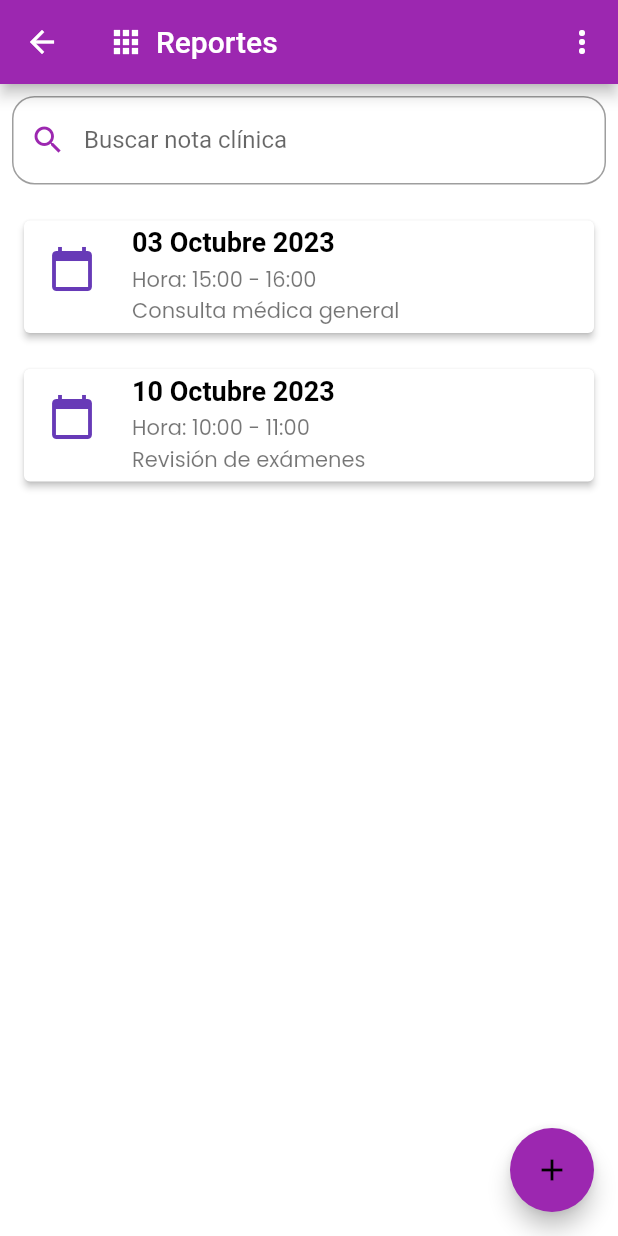
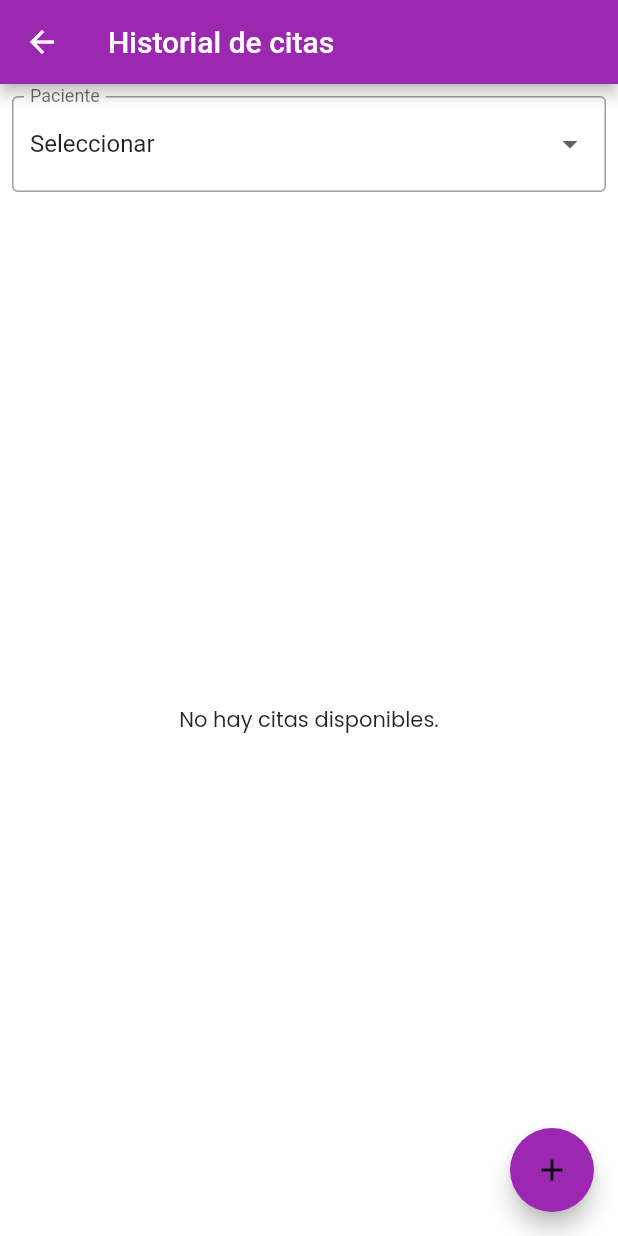
Before and after one commit to IsabelZapata21/App_crecer, a Flutter app: the NotaClinica screen opened directly, on a phone screen of 412 x 824 dp. Run offline on Flutter 3.47's test engine with Material 2 defaults, Android fonts, the phone set to English and light mode, and no system bars; our stand-ins replace animated_text_kit, camera, geolocator, table_calendar; missing offline and left inert: time_range_picker; network calls fail.

Commit message:
Hola, aqui esta lo de notas clinicas

```diff
--- a/lib/services/api_service.dart
+++ b/lib/services/api_service.dart
@@ -1,7 +1,5 @@
-// ignore_for_file: depend_on_referenced_packages
-import 'package:http/http.dart' as http;
-
 class ApiService {
   static const String baseUrl =
-      "http://192.168.43.65/api_flutter"; // IP para acceder a localhost desde un emulador Android
+      // "http://192.168.43.65/api_flutter"; // IP para acceder a localhost desde un emulador Android : Olga
+      "http://192.168.18.6/api_flutter"; // IP para acceder a localhost desde un emulador Android : Diego
 }
--- a/lib/services/citas/citas_service.dart
+++ b/lib/services/citas/citas_service.dart
@@ -3,9 +3,10 @@ import 'package:flutter_application_2/services/api_service.dart';
 import 'package:flutter_application_2/models/citas/cita.dart';
 import 'package:http/http.dart' as http;
 
-class CitasService{
-    Future<String> programarCita(Map<String, dynamic> citaData) async {
-    final response = await http.post(Uri.parse("${ApiService.baseUrl}/programar_cita.php"),
+class CitasService {
+  Future<String> programarCita(Map<String, dynamic> citaData) async {
+    final response = await http.post(
+        Uri.parse("${ApiService.baseUrl}/programar_cita.php"),
         body: json.encode(citaData));
     if (response.statusCode == 200) {
       return "Cita guardada exitosamente!";
@@ -13,20 +14,43 @@ class CitasService{
       throw Exception("Error al programar la cita: ${response.body}");
     }
   }
+
   Future<List<Citas>> obtenerListaCitas() async {
     final response = await http.get(
-      Uri.parse("${ApiService.baseUrl}/obtener_cita.php"), // Reemplaza con la URL correcta
+      Uri.parse(
+          "${ApiService.baseUrl}/obtener_cita.php"), // Reemplaza con la URL correcta
     );
 
     if (response.statusCode == 200) {
       final List<dynamic> data = json.decode(response.body);
-      final List<Citas> citas = data.map((item) => Citas.fromJson(item)).toList();
+      final List<Citas> citas =
+          data.map((item) => Citas.fromJson(item)).toList();
       return citas;
     } else {
       throw Exception("Error al obtener la lista de citas: ${response.body}");
     }
   }
-   Future<void> actualizarEstadoCita(String id, String nuevoEstado) async {
+
+  Future<List<Citas>> obtenerListaCitasPorPaciente(String idPaciente) async {
+    if (idPaciente == '') {
+      return [];
+    }
+    final response = await http.get(
+      Uri.parse(
+          "${ApiService.baseUrl}/obtener_citas_pacientes.php?id_paciente=$idPaciente"), // Reemplaza con la URL correcta
+    );
+
+    if (response.statusCode == 200) {
+      final List<dynamic> data = json.decode(response.body);
+      final List<Citas> citas =
+          data.map((item) => Citas.fromJson(item)).toList();
+      return citas;
+    } else {
+      throw Exception("Error al obtener la lista de citas: ${response.body}");
+    }
+  }
+
+  Future<void> actualizarEstadoCita(String id, String nuevoEstado) async {
     final response = await http.post(
       Uri.parse("${ApiService.baseUrl}/actualizar_estado_cita.php"),
       body: {
@@ -36,7 +60,8 @@ class CitasService{
     );
 
     if (response.statusCode != 200) {
-      throw Exception("Error al actualizar el estado de la cita: ${response.body}");
+      throw Exception(
+          "Error al actualizar el estado de la cita: ${response.body}");
     }
   }
 }
--- a/lib/views/citas/nota_clinica.dart
+++ b/lib/views/citas/nota_clinica.dart
@@ -1,7 +1,30 @@
 import 'package:flutter/material.dart';
+import 'package:flutter_application_2/models/citas/paciente.dart';
+import 'package:flutter_application_2/models/citas/psicologo.dart';
+import 'package:flutter_application_2/services/citas/pacientes_service.dart';
 import 'detalles_sesion.dart';
+import 'package:flutter/material.dart';
+import 'package:flutter_application_2/models/citas/cita.dart';
+import 'package:flutter_application_2/services/citas/citas_service.dart';
 
-class NotaClinica extends StatelessWidget {
+class NotaClinica extends StatefulWidget {
+  @override
+  State<NotaClinica> createState() => _NotaClinicaState();
+}
+
+class _NotaClinicaState extends State<NotaClinica> {
+  Pacientes? paciente;
+  String _terminoBusqueda = ''; // Término de búsqueda
+  List<Psicologo>? psicologos;
+  List<Pacientes>? pacientes;
+  @override
+  void initState() {
+    PacienteService().obtenerDatos().then((value) {
+      pacientes = value;
+      setState(() {});
+    });
+    super.initState();
+  }
 
   @override
   Widget build(BuildContext context) {
@@ -9,81 +32,75 @@ class NotaClinica extends StatelessWidget {
       backgroundColor: Colors.white,
       appBar: AppBar(
         backgroundColor: Colors.purple,
-        title: Row(
-          children: [
-            Icon(Icons.apps_outlined),
-            SizedBox(width: 8),
-            Text('Reportes'),
-          ],
-        ),
-        actions: <Widget>[
-          PopupMenuButton<String>(
-            onSelected: (value) {
-              if (value == 'cerrar_sesion') {
-                // Agregar aquí la lógica para cerrar sesión
-              } else if (value == 'acerca_de') {
-                // Agregar aquí la lógica para mostrar la pantalla "Acerca de"
-              }
-            },
-            itemBuilder: (BuildContext context) {
-              return [
-                PopupMenuItem<String>(
-                  value: 'cerrar_sesion',
-                  child: Row(
-                    children: [
-                      Icon(Icons.exit_to_app, color: Colors.purple),
-                      SizedBox(width: 8),
-                      Text('Cerrar Sesión'),
-                    ],
-                  ),
-                ),
-                PopupMenuItem<String>(
-                  value: 'acerca_de',
-                  child: Row(
-                    children: [
-                      Icon(Icons.info_outline, color: Colors.purple),
-                      SizedBox(width: 8),
-                      Text('Acerca de'),
-                    ],
-                  ),
-                ),
-              ];
-            },
-          ),
-        ],
+        title: Text('Historial de citas'),
+        actions: <Widget>[],
       ),
       body: Column(
         children: [
           Padding(
             padding: const EdgeInsets.all(8.0),
-            child: TextField(
+            child: DropdownButtonFormField<Pacientes?>(
+              value: paciente,
+              items: [
+                DropdownMenuItem<Pacientes?>(
+                  value: null,
+                  child: Text('Seleccionar'),
+                ),
+                ...pacientes?.map((p) {
+                      return DropdownMenuItem<Pacientes?>(
+                        value: p,
+                        child: Text('${p.nombre}'),
+                      );
+                    }).toList() ??
+                    [],
+              ],
+              onChanged: (value) {
+                setState(() {
+                  paciente = value;
+                });
+              },
               decoration: InputDecoration(
-                labelText: 'Buscar nota clínica',
-                prefixIcon: Icon(Icons.search, color: Colors.purple),
-                border: OutlineInputBorder(
-                  borderRadius: BorderRadius.circular(15),
+                labelText: 'Paciente',
+                border: OutlineInputBorder(),
               ),
-              ),
-              // Aquí puedes agregar la lógica para filtrar las citas según la búsqueda
             ),
           ),
           Expanded(
-            child: ListView(
-              padding: EdgeInsets.all(8.0),
-              children: <Widget>[
-                _buildCitaItem(
-                  fecha: '03 Octubre 2023',
-                  hora: '15:00 - 16:00',
-                  descripcion: 'Consulta médica general',
-                ),
-                SizedBox(height: 8.0),
-                _buildCitaItem(
-                  fecha: '10 Octubre 2023',
-                  hora: '10:00 - 11:00',
-                  descripcion: 'Revisión de exámenes',
-                ),
-                // Puedes agregar más citas aquí
-              ],
+            child: FutureBuilder<List<Citas>>(
+              future: CitasService()
+                  .obtenerListaCitasPorPaciente(paciente?.id ?? ''),
+              builder: (context, snapshot) {
+                if (snapshot.connectionState == ConnectionState.waiting) {
+                  return Center(
+                    child: CircularProgressIndicator(),
+                  );
+                } else if (snapshot.hasError) {
+                  return Center(
+                    child: Text('Error: ${snapshot.error}'),
+                  );
+                } else if (!snapshot.hasData || snapshot.data!.isEmpty) {
+                  return Center(
+                    child: Text('No hay citas disponibles.'),
+                  );
+                } else {
+                  final List<Citas> citas = snapshot.data!
+                      .where((cita) =>
+                          cita.descripcion?.contains(_terminoBusqueda) ?? false)
+                      .toList();
+                  return ListView.builder(
+                    itemCount: citas.length,
+                    itemBuilder: (context, index) {
+                      final cita = citas[index];
+                      return _buildCitaItem(
+                        fecha:
+                            'Fecha: ${cita.fechaCita?.toLocal().toString().split(' ')[0]}',
+                        hora: 'Hora: ${cita.horaCita}',
+                        descripcion: cita.descripcion ?? '',
+                      );
+                    },
+                  );
+                }
+              },
             ),
           ),
         ],
@@ -95,14 +112,17 @@ class NotaClinica extends StatelessWidget {
           Navigator.push(
             context,
             MaterialPageRoute(builder: (context) => DetallesSesion()),
-          );// Aquí puedes agregar la lógica para dirigir al usuario a la pantalla de agregar cita
+          ); // Aquí puedes agregar la lógica para dirigir al usuario a la pantalla de agregar cita
         },
       ),
     );
   }
 }
 
-  Widget _buildCitaItem({required String fecha, required String hora, required String descripcion}) {
+Widget _buildCitaItem(
+    {required String fecha,
+    required String hora,
+    required String descripcion}) {
   return Card(
     elevation: 2, // Elevación del card
     margin: EdgeInsets.symmetric(vertical: 8, horizontal: 8), // Margen reducido
```
Also changed, not shown: lib/views/citas/detalles_sesion.dart (+52 -8 lines), 1 other file. Lines whose indentation alone changed are shown as unchanged.
